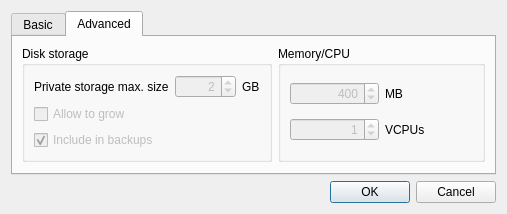
Old version of the form newappvmdlg.ui in the repository QubesOS/qubes-manager.
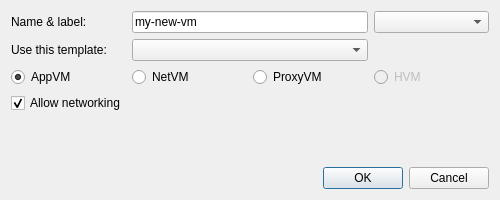
New version of the form. The open tabs and pages were chosen to show the change. Icons and pictures are not drawn.

Commit message: Allow to specify type of the VM being created (#559)

What changed in the file:
```diff
--- a/newappvmdlg.ui
+++ b/newappvmdlg.ui
@@ -6,8 +6,8 @@
    <rect>
     <x>0</x>
     <y>0</y>
-    <width>507</width>
-    <height>209</height>
+    <width>500</width>
+    <height>200</height>
    </rect>
   </property>
   <property name="windowTitle">
@@ -17,24 +17,9 @@
    <iconset>
     <normaloff>:/qubes.png</normaloff>:/qubes.png</iconset>
   </property>
-  <layout class="QGridLayout" name="gridLayout_3">
-   <item row="2" column="0">
-    <widget class="QTabWidget" name="tabWidget">
-     <property name="currentIndex">
-      <number>0</number>
-     </property>
-     <widget class="QWidget" name="tab">
-      <attribute name="title">
-       <string>Basic</string>
-      </attribute>
-      <layout class="QGridLayout" name="gridLayout_2">
-       <item row="0" column="1" colspan="2">
-        <widget class="QLineEdit" name="vmname">
-         <property name="text">
-          <string>myappvm</string>
-         </property>
-        </widget>
-       </item>
+  <layout class="QVBoxLayout" name="verticalLayout">
+   <item>
+    <layout class="QGridLayout" name="gridLayout">
        <item row="0" column="3">
         <widget class="QComboBox" name="vmlabel">
          <property name="frame">
@@ -42,13 +27,6 @@
          </property>
         </widget>
        </item>
-       <item row="0" column="0">
-        <widget class="QLabel" name="label">
-         <property name="text">
-          <string>Name &amp; label:</string>
-         </property>
-        </widget>
-       </item>
        <item row="1" column="1" colspan="2">
         <widget class="QComboBox" name="template_name"/>
        </item>
@@ -59,20 +37,57 @@
          </property>
         </widget>
        </item>
-       <item row="3" column="0">
-        <spacer name="verticalSpacer">
-         <property name="orientation">
-          <enum>Qt::Vertical</enum>
-         </property>
-         <property name="sizeHint" stdset="0">
-          <size>
-           <width>20</width>
-           <height>40</height>
-          </size>
-         </property>
-        </spacer>
-       </item>
-       <item row="2" column="0" colspan="2">
+     <item row="2" column="2">
+      <widget class="QRadioButton" name="proxyvm_radio">
+       <property name="text">
+        <string>ProxyVM</string>
+       </property>
+      </widget>
+     </item>
+     <item row="2" column="1">
+      <widget class="QRadioButton" name="netvm_radio">
+       <property name="text">
+        <string>NetVM</string>
+       </property>
+      </widget>
+     </item>
+     <item row="0" column="1" colspan="2">
+      <widget class="QLineEdit" name="vmname">
+       <property name="text">
+        <string>my-new-vm</string>
+       </property>
+      </widget>
+     </item>
+     <item row="2" column="0">
+      <widget class="QRadioButton" name="appvm_radio">
+       <property name="text">
+        <string>AppVM</string>
+       </property>
+       <property name="checked">
+        <bool>true</bool>
+       </property>
+      </widget>
+     </item>
+     <item row="2" column="3">
+      <widget class="QRadioButton" name="hvm_radio">
+       <property name="enabled">
+        <bool>false</bool>
+       </property>
+       <property name="text">
+        <string>HVM</string>
+       </property>
+      </widget>
+     </item>
+     <item row="0" column="0">
+      <widget class="QLabel" name="label">
+       <property name="text">
+        <string>Name &amp; label:</string>
+       </property>
+      </widget>
+     </item>
+    </layout>
+   </item>
+   <item>
         <widget class="QCheckBox" name="allow_networking">
          <property name="text">
           <string>Allow networking</string>
@@ -82,132 +97,8 @@
          </property>
         </widget>
        </item>
-      </layout>
-     </widget>
-     <widget class="QWidget" name="tab_2">
-      <attribute name="title">
-       <string>Advanced</string>
-      </attribute>
-      <layout class="QGridLayout" name="gridLayout_4">
-       <item row="0" column="0">
-        <widget class="QGroupBox" name="groupBox">
-         <property name="title">
-          <string>Disk storage</string>
-         </property>
-         <layout class="QGridLayout" name="gridLayout">
-          <item row="0" column="1">
-           <widget class="QSpinBox" name="priv_size">
-            <property name="enabled">
-             <bool>false</bool>
-            </property>
-            <property name="alignment">
-             <set>Qt::AlignRight|Qt::AlignTrailing|Qt::AlignVCenter</set>
-            </property>
-            <property name="maximum">
-             <number>10000</number>
-            </property>
-            <property name="value">
-             <number>2</number>
-            </property>
-           </widget>
-          </item>
-          <item row="2" column="0">
-           <widget class="QCheckBox" name="priv_allow_to_grow">
-            <property name="enabled">
-             <bool>false</bool>
-            </property>
-            <property name="text">
-             <string>Allow to grow</string>
-            </property>
-           </widget>
-          </item>
-          <item row="0" column="2">
-           <widget class="QLabel" name="label_5">
-            <property name="text">
-             <string>GB</string>
-            </property>
-           </widget>
-          </item>
-          <item row="0" column="0">
-           <widget class="QLabel" name="label_3">
-            <property name="text">
-             <string>Private storage max. size</string>
-            </property>
-           </widget>
-          </item>
-          <item row="3" column="0">
-           <widget class="QCheckBox" name="checkBox">
-            <property name="enabled">
-             <bool>false</bool>
-            </property>
-            <property name="text">
-             <string>Include in backups</string>
-            </property>
-            <property name="checked">
-             <bool>true</bool>
-            </property>
-           </widget>
-          </item>
-         </layout>
-        </widget>
-       </item>
-       <item row="0" column="1">
-        <widget class="QGroupBox" name="groupBox_2">
-         <property name="title">
-          <string>Memory/CPU</string>
-         </property>
-         <layout class="QGridLayout" name="gridLayout_5">
-          <item row="0" column="1">
-           <widget class="QSpinBox" name="mem_size">
-            <property name="enabled">
-             <bool>false</bool>
-            </property>
-            <property name="alignment">
-             <set>Qt::AlignRight|Qt::AlignTrailing|Qt::AlignVCenter</set>
-            </property>
-            <property name="maximum">
-             <number>10000</number>
-            </property>
-            <property name="singleStep">
-             <number>100</number>
-            </property>
-            <property name="value">
-             <number>400</number>
-            </property>
-           </widget>
-          </item>
-          <item row="0" column="2">
-           <widget class="QLabel" name="label_6">
-            <property name="text">
-             <string>MB</string>
-            </property>
-           </widget>
-          </item>
-          <item row="1" column="1">
-           <widget class="QSpinBox" name="spinBox">
-            <property name="enabled">
-             <bool>false</bool>
-            </property>
-            <property name="alignment">
-             <set>Qt::AlignRight|Qt::AlignTrailing|Qt::AlignVCenter</set>
-            </property>
-            <property name="value">
-             <number>1</number>
-            </property>
-           </widget>
-          </item>
-          <item row="1" column="2">
-           <widget class="QLabel" name="label_4">
-            <property name="text">
-             <string>VCPUs</string>
-            </property>
-           </widget>
-          </item>
-         </layout>
-        </widget>
-       </item>
-       <item row="1" column="0">
-        <spacer name="verticalSpacer_2">
+   <item>
+    <spacer name="verticalSpacer">
          <property name="orientation">
           <enum>Qt::Vertical</enum>
          </property>
@@ -219,11 +110,7 @@
          </property>
         </spacer>
        </item>
-      </layout>
-     </widget>
-    </widget>
-   </item>
-   <item row="3" column="0">
+   <item>
     <widget class="QDialogButtonBox" name="buttonBox">
      <property name="orientation">
       <enum>Qt::Horizontal</enum>
```
Left out of the diff: 10 changed lines with no effect on the pictures. Lines whose indentation alone changed are shown as unchanged. The commit also changes 2 other files.
